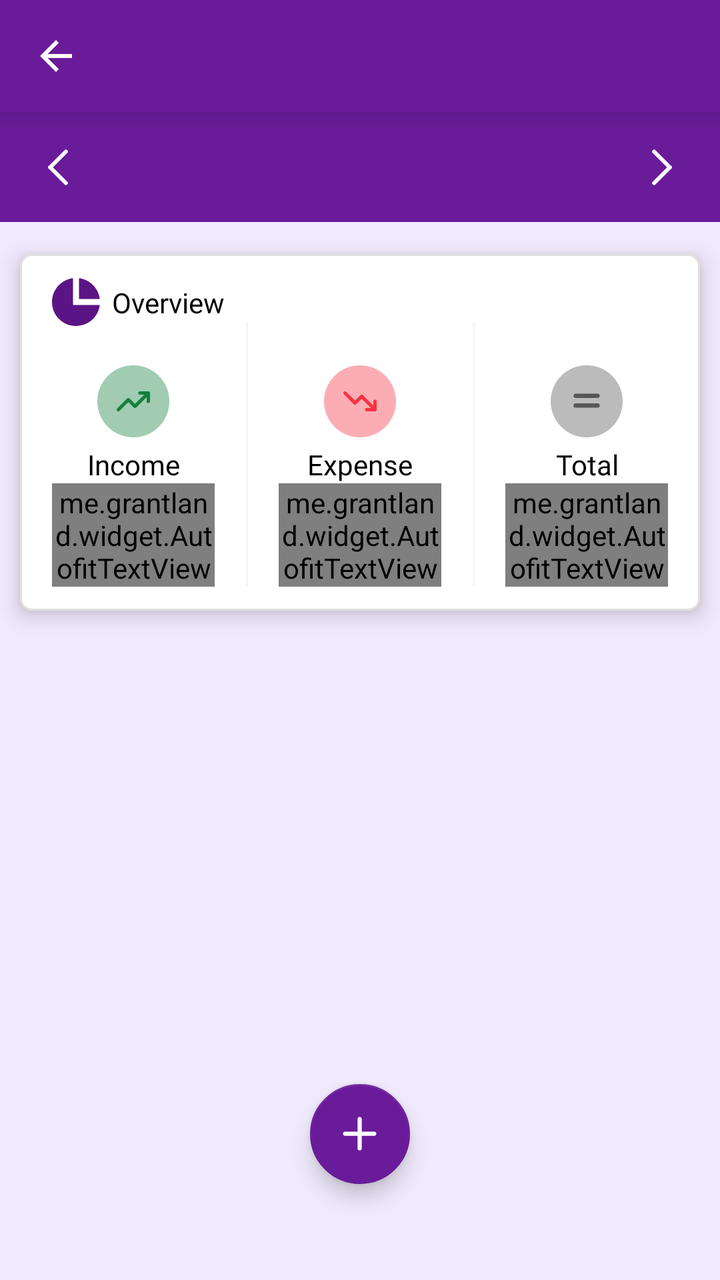
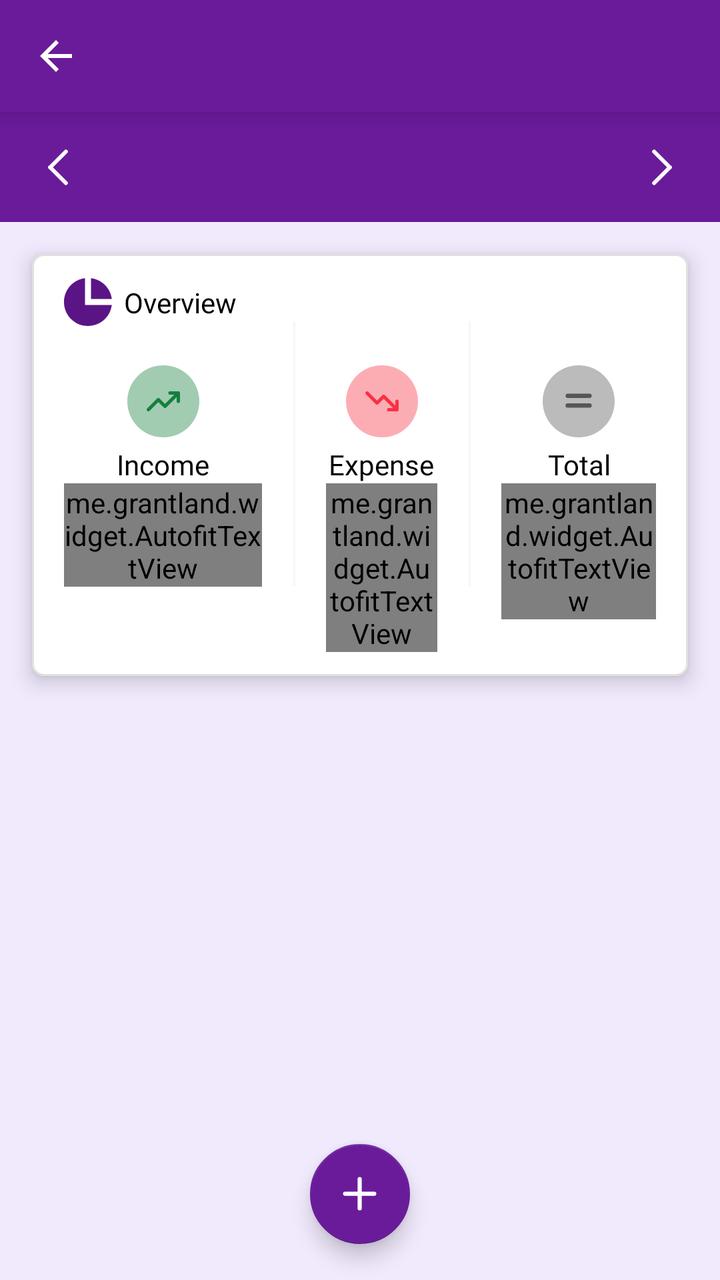

An Android layout rendered at two revisions. The XML below is the earlier revision; the diff shows what the commit changed to produce the second picture.
<!-- AndroidManifest.xml: application theme Theme.MoneyTracker -->
<!-- res/layout/activity_transaction_overview.xml -->
<?xml version="1.0" encoding="utf-8"?>
<androidx.constraintlayout.widget.ConstraintLayout xmlns:android="http://schemas.android.com/apk/res/android"
    xmlns:app="http://schemas.android.com/apk/res-auto"
    android:layout_width="match_parent"
    android:layout_height="match_parent"
    android:background="@color/app_light_background">

    <androidx.constraintlayout.widget.ConstraintLayout
        android:id="@+id/wrapper"
        android:layout_width="match_parent"
        android:layout_height="wrap_content"
        app:layout_constraintEnd_toEndOf="parent"
        app:layout_constraintStart_toStartOf="parent"
        app:layout_constraintTop_toTopOf="parent">

        <androidx.constraintlayout.widget.ConstraintLayout
            android:id="@+id/toolbarWrapper"
            android:layout_width="0dp"
            android:layout_height="wrap_content"
            android:background="@color/vibrant_orange"
            android:elevation="4dp"
            app:layout_constraintEnd_toEndOf="parent"
            app:layout_constraintStart_toStartOf="parent"
            app:layout_constraintTop_toTopOf="parent">

            <include layout="@layout/toolbar_back" />

            <androidx.constraintlayout.widget.ConstraintLayout
                android:id="@+id/dateWrapper"
                android:layout_width="0dp"
                android:layout_height="55dp"
                android:background="@color/vibrant_orange"
                app:layout_constraintEnd_toEndOf="parent"
                app:layout_constraintStart_toStartOf="parent"
                app:layout_constraintTop_toBottomOf="@+id/toolbarBack">

                <androidx.appcompat.widget.AppCompatImageView
                    android:id="@+id/ivPrevious"
                    android:layout_width="wrap_content"
                    android:layout_height="wrap_content"
                    android:layout_marginStart="@dimen/margin_8"
                    app:layout_constraintBottom_toBottomOf="parent"
                    app:layout_constraintStart_toStartOf="parent"
                    app:layout_constraintTop_toTopOf="parent"
                    app:srcCompat="@drawable/ic_previous"
                    app:tint="@color/white" />

                <androidx.appcompat.widget.AppCompatImageView
                    android:id="@+id/ivNext"
                    android:layout_width="wrap_content"
                    android:layout_height="wrap_content"
                    android:layout_marginEnd="@dimen/margin_8"
                    app:layout_constraintBottom_toBottomOf="parent"
                    app:layout_constraintEnd_toEndOf="parent"
                    app:layout_constraintTop_toTopOf="parent"
                    app:srcCompat="@drawable/ic_next"
                    app:tint="@color/white" />

                <androidx.appcompat.widget.AppCompatTextView
                    android:id="@+id/tvDate"
                    android:layout_width="wrap_content"
                    android:layout_height="wrap_content"
                    android:textColor="@color/white"
                    android:textSize="@dimen/text_18"
                    app:fontFamily="@font/exo2_semibold"
                    app:layout_constraintBottom_toBottomOf="parent"
                    app:layout_constraintEnd_toStartOf="@+id/ivNext"
                    app:layout_constraintStart_toEndOf="@+id/ivPrevious"
                    app:layout_constraintTop_toTopOf="parent" />
            </androidx.constraintlayout.widget.ConstraintLayout>

        </androidx.constraintlayout.widget.ConstraintLayout>
    </androidx.constraintlayout.widget.ConstraintLayout>

    <com.google.android.material.card.MaterialCardView
        android:id="@+id/overviewCard"
        android:layout_width="0dp"
        android:layout_height="wrap_content"
        android:layout_marginStart="@dimen/margin_10"
        android:layout_marginTop="@dimen/margin_16"
        android:layout_marginEnd="@dimen/margin_10"
        app:cardBackgroundColor="@color/white"
        app:cardCornerRadius="@dimen/corner_radius_6"
        app:cardElevation="@dimen/corner_elevation_6"
        app:layout_constraintEnd_toEndOf="parent"
        app:layout_constraintStart_toStartOf="parent"
        app:layout_constraintTop_toBottomOf="@id/wrapper"
        app:strokeColor="@color/grey_88"
        app:strokeWidth="1dp">

        <androidx.constraintlayout.widget.ConstraintLayout
            android:id="@+id/overviewWrapper"
            android:layout_width="match_parent"
            android:layout_height="wrap_content"
            android:layout_marginTop="@dimen/margin_12"
            android:layout_marginBottom="@dimen/margin_12"
            app:layout_constraintEnd_toEndOf="parent"
            app:layout_constraintStart_toStartOf="parent">

            <androidx.appcompat.widget.AppCompatImageView
                android:id="@+id/ivOverview"
                android:layout_width="24dp"
                android:layout_height="24dp"
                android:layout_marginStart="@dimen/margin_16"
                android:src="@drawable/ic_overview"
                app:layout_constraintStart_toStartOf="parent"
                app:layout_constraintTop_toTopOf="parent"
                app:tint="@color/primary_dark" />

            <androidx.appcompat.widget.AppCompatTextView
                android:id="@+id/overviewLabel"
                android:layout_width="wrap_content"
                android:layout_height="wrap_content"
                android:layout_marginStart="@dimen/margin_6"
                android:text="@string/overview"
                android:textColor="@color/black"
                android:textSize="@dimen/text_14"
                app:fontFamily="@font/exo2_bold"
                app:layout_constraintBottom_toBottomOf="@+id/ivOverview"
                app:layout_constraintStart_toEndOf="@+id/ivOverview"
                app:layout_constraintTop_toTopOf="@+id/ivOverview" />

            
            <androidx.constraintlayout.widget.Guideline
                android:id="@+id/guideline1"
                android:layout_width="wrap_content"
                android:layout_height="wrap_content"
                android:orientation="vertical"
                app:layout_constraintGuide_percent="0.3333" />

            
            <androidx.constraintlayout.widget.Guideline
                android:id="@+id/guideline2"
                android:layout_width="wrap_content"
                android:layout_height="wrap_content"
                android:orientation="vertical"
                app:layout_constraintGuide_percent="0.6666" />

            
            <androidx.appcompat.widget.AppCompatTextView
                android:id="@+id/incomeTitleLabel"
                android:layout_width="0dp"
                android:layout_height="wrap_content"
                android:layout_marginHorizontal="@dimen/margin_16"
                android:layout_marginTop="@dimen/margin_4"
                android:gravity="center"
                android:text="@string/income"
                android:textColor="@color/black"
                android:textSize="@dimen/text_14"
                app:fontFamily="@font/exo2_medium"
                app:layout_constraintEnd_toStartOf="@id/guideline1"
                app:layout_constraintStart_toStartOf="parent"
                app:layout_constraintTop_toBottomOf="@id/incomeImage" />

            <androidx.appcompat.widget.AppCompatImageView
                android:id="@+id/incomeImage"
                android:layout_width="36dp"
                android:layout_height="36dp"
                android:layout_marginTop="@dimen/margin_22"
                android:layout_marginBottom="@dimen/margin_4"
                android:background="@drawable/bg_circle_income"
                android:padding="@dimen/padding_8"
                android:scaleType="centerInside"
                app:layout_constraintEnd_toStartOf="@id/guideline1"
                app:layout_constraintStart_toStartOf="parent"
                app:layout_constraintTop_toBottomOf="@+id/overviewLabel"
                app:srcCompat="@drawable/ic_income"
                app:tint="@color/income" />

            <me.grantland.widget.AutofitTextView
                android:id="@+id/tvIncome"
                android:layout_width="0dp"
                android:layout_height="wrap_content"
                android:layout_marginHorizontal="@dimen/margin_16"
                android:fontFamily="@font/exo2_bold"
                android:gravity="center"
                android:textColor="@color/income"
                android:textSize="@dimen/text_16"
                app:layout_constraintEnd_toStartOf="@id/guideline1"
                app:layout_constraintStart_toStartOf="parent"
                app:layout_constraintTop_toBottomOf="@id/incomeTitleLabel"
                app:minTextSize="@dimen/text_10" />

            
            <androidx.appcompat.widget.AppCompatTextView
                android:id="@+id/expenseTitleLabel"
                android:layout_width="0dp"
                android:layout_height="wrap_content"
                android:layout_marginHorizontal="@dimen/margin_16"
                android:layout_marginTop="@dimen/margin_4"
                android:gravity="center"
                android:text="@string/expense"
                android:textColor="@color/black"
                android:textSize="@dimen/text_14"
                app:fontFamily="@font/exo2_medium"
                app:layout_constraintEnd_toStartOf="@id/guideline2"
                app:layout_constraintStart_toStartOf="@id/guideline1"
                app:layout_constraintTop_toBottomOf="@id/expenseImage" />

            <androidx.appcompat.widget.AppCompatImageView
                android:id="@+id/expenseImage"
                android:layout_width="36dp"
                android:layout_height="36dp"
                android:layout_marginTop="@dimen/margin_22"
                android:layout_marginBottom="@dimen/margin_4"
                android:background="@drawable/bg_circle_expense"
                android:padding="@dimen/padding_8"
                android:scaleType="centerInside"
                app:layout_constraintEnd_toStartOf="@id/guideline2"
                app:layout_constraintStart_toStartOf="@id/guideline1"
                app:layout_constraintTop_toBottomOf="@+id/overviewLabel"
                app:srcCompat="@drawable/ic_expense"
                app:tint="@color/expense" />

            <me.grantland.widget.AutofitTextView
                android:id="@+id/tvExpense"
                android:layout_width="0dp"
                android:layout_height="wrap_content"
                android:layout_marginHorizontal="@dimen/margin_16"
                android:fontFamily="@font/exo2_bold"
                android:gravity="center"
                android:textColor="@color/expense"
                android:textSize="@dimen/text_16"
                app:layout_constraintEnd_toStartOf="@id/guideline2"
                app:layout_constraintStart_toStartOf="@id/guideline1"
                app:layout_constraintTop_toBottomOf="@id/expenseTitleLabel"
                app:minTextSize="@dimen/text_10" />

            
            <androidx.appcompat.widget.AppCompatTextView
                android:id="@+id/totalTitleLabel"
                android:layout_width="0dp"
                android:layout_height="wrap_content"
                android:layout_marginHorizontal="@dimen/margin_16"
                android:layout_marginTop="@dimen/margin_4"
                android:gravity="center"
                android:text="@string/total"
                android:textColor="@color/black"
                android:textSize="@dimen/text_14"
                app:fontFamily="@font/exo2_medium"
                app:layout_constraintEnd_toEndOf="parent"
                app:layout_constraintStart_toStartOf="@id/guideline2"
                app:layout_constraintTop_toBottomOf="@id/totalImage" />

            <androidx.appcompat.widget.AppCompatImageView
                android:id="@+id/totalImage"
                android:layout_width="36dp"
                android:layout_height="36dp"
                android:layout_marginTop="@dimen/margin_22"
                android:layout_marginBottom="@dimen/margin_4"
                android:background="@drawable/bg_circle_equal"
                android:padding="@dimen/padding_8"
                android:scaleType="centerInside"
                app:layout_constraintEnd_toEndOf="parent"
                app:layout_constraintStart_toStartOf="@id/guideline2"
                app:layout_constraintTop_toBottomOf="@+id/overviewLabel"
                app:srcCompat="@drawable/ic_equal"
                app:tint="@color/dark_grey" />

            <me.grantland.widget.AutofitTextView
                android:id="@+id/tvTotal"
                android:layout_width="0dp"
                android:layout_height="wrap_content"
                android:layout_marginHorizontal="@dimen/margin_16"
                android:fontFamily="@font/exo2_bold"
                android:gravity="center"
                android:textColor="@color/dark_grey"
                android:textSize="@dimen/text_16"
                app:layout_constraintEnd_toEndOf="parent"
                app:layout_constraintStart_toStartOf="@id/guideline2"
                app:layout_constraintTop_toBottomOf="@id/totalTitleLabel"
                app:minTextSize="@dimen/text_10" />

            
            <View
                android:layout_width="1dp"
                android:layout_height="0dp"
                android:background="@color/light_grey"
                app:layout_constraintBottom_toBottomOf="@id/tvIncome"
                app:layout_constraintEnd_toEndOf="@id/guideline1"
                app:layout_constraintStart_toStartOf="@id/guideline1"
                app:layout_constraintTop_toBottomOf="@id/overviewLabel" />

            
            <View
                android:layout_width="1dp"
                android:layout_height="0dp"
                android:background="@color/light_grey"
                app:layout_constraintBottom_toBottomOf="@id/tvIncome"
                app:layout_constraintEnd_toEndOf="@id/guideline2"
                app:layout_constraintStart_toStartOf="@id/guideline2"
                app:layout_constraintTop_toBottomOf="@id/overviewLabel" />
        </androidx.constraintlayout.widget.ConstraintLayout>
    </com.google.android.material.card.MaterialCardView>

    <androidx.recyclerview.widget.RecyclerView
        android:id="@+id/rvTransactions"
        android:layout_width="0dp"
        android:layout_height="0dp"
        android:layout_marginTop="@dimen/margin_8"
        android:clipToPadding="false"
        android:visibility="gone"
        android:paddingBottom="16dp"
        app:layout_constraintBottom_toBottomOf="parent"
        app:layout_constraintEnd_toEndOf="parent"
        app:layout_constraintStart_toStartOf="parent"
        app:layout_constraintTop_toBottomOf="@id/overviewCard" />

    <androidx.constraintlayout.widget.ConstraintLayout
        android:id="@+id/emptyWrapper"
        android:layout_width="wrap_content"
        android:layout_height="wrap_content"
        android:visibility="gone"
        app:layout_constraintBottom_toBottomOf="parent"
        app:layout_constraintEnd_toEndOf="parent"
        app:layout_constraintStart_toStartOf="parent"
        app:layout_constraintTop_toBottomOf="@+id/overviewCard">

        <androidx.appcompat.widget.AppCompatImageView
            android:id="@+id/ivEmpty"
            android:layout_width="160dp"
            android:layout_height="160dp"
            android:src="?attr/emptyRecord"
            app:layout_constraintBottom_toBottomOf="parent"
            app:layout_constraintEnd_toEndOf="parent"
            app:layout_constraintStart_toStartOf="parent"
            app:layout_constraintTop_toTopOf="parent" />

        <androidx.appcompat.widget.AppCompatTextView
            android:id="@+id/emptyTitleLabel"
            android:layout_width="wrap_content"
            android:layout_height="wrap_content"
            android:layout_marginTop="@dimen/margin_8"
            android:fontFamily="@font/exo2_bold"
            android:text="@string/no_transaction"
            android:textColor="@color/text_primary"
            android:textSize="@dimen/text_24"
            app:layout_constraintEnd_toEndOf="parent"
            app:layout_constraintStart_toStartOf="parent"
            app:layout_constraintTop_toBottomOf="@+id/ivEmpty" />
    </androidx.constraintlayout.widget.ConstraintLayout>

    <com.google.android.material.floatingactionbutton.FloatingActionButton
        android:id="@+id/fabAddTransaction"
        android:layout_width="wrap_content"
        android:layout_height="wrap_content"
        android:layout_marginBottom="@dimen/margin_30"
        android:contentDescription="@string/app_name"
        android:src="@drawable/ic_add"
        app:backgroundTint="@color/vibrant_orange"
        app:fabCustomSize="50dp"
        app:layout_constraintStart_toStartOf="parent"
        app:layout_constraintBottom_toBottomOf="parent"
        app:layout_constraintEnd_toEndOf="parent"
        app:maxImageSize="25dp"
        app:shapeAppearanceOverlay="@style/FabCircleShape"
        app:tint="@color/white"
        app:useCompatPadding="true"/>
</androidx.constraintlayout.widget.ConstraintLayout>
<!-- res/layout/toolbar_back.xml (included above) -->
<?xml version="1.0" encoding="utf-8"?>
<androidx.appcompat.widget.Toolbar xmlns:android="http://schemas.android.com/apk/res/android"
    xmlns:app="http://schemas.android.com/apk/res-auto"
    android:id="@+id/toolbarBack"
    android:layout_width="match_parent"
    android:layout_height="wrap_content"
    android:background="@color/vibrant_orange"
    android:elevation="@dimen/corner_elevation_8"
    app:contentInsetEnd="0dp"
    app:contentInsetLeft="0dp"
    app:contentInsetRight="0dp"
    app:contentInsetStart="0dp"
    app:popupTheme="@style/ThemeOverlay.AppCompat.Light">

    <androidx.constraintlayout.widget.ConstraintLayout
        android:layout_width="match_parent"
        android:layout_height="match_parent">

        
        <androidx.appcompat.widget.AppCompatImageView
            android:id="@+id/icBack"
            android:layout_width="wrap_content"
            android:layout_height="wrap_content"
            android:padding="@dimen/padding_16"
            android:src="@drawable/ic_back"
            app:layout_constraintBottom_toBottomOf="parent"
            app:layout_constraintStart_toStartOf="parent"
            app:layout_constraintTop_toTopOf="parent"
            app:tint="@color/white" />

        
        <androidx.appcompat.widget.AppCompatTextView
            android:id="@+id/tvTitle"
            android:layout_width="wrap_content"
            android:layout_height="wrap_content"
            android:fontFamily="@font/exo2_semibold"
            android:textColor="@color/white"
            android:textSize="@dimen/text_18"
            app:layout_constraintBottom_toBottomOf="parent"
            app:layout_constraintStart_toEndOf="@id/icBack"
            app:layout_constraintTop_toTopOf="parent" />

        
        <androidx.appcompat.widget.AppCompatTextView
            android:id="@+id/tvSave"
            android:layout_width="wrap_content"
            android:layout_height="wrap_content"
            android:layout_marginEnd="@dimen/margin_20"
            android:fontFamily="@font/exo2_semibold"
            android:text="@string/save"
            android:textAllCaps="true"
            android:textColor="@color/white"
            android:textSize="@dimen/text_16"
            android:visibility="gone"
            app:layout_constraintBottom_toBottomOf="parent"
            app:layout_constraintEnd_toEndOf="parent"
            app:layout_constraintTop_toTopOf="parent" />

        
        <androidx.appcompat.widget.AppCompatImageView
            android:id="@+id/ivAdd"
            android:layout_width="wrap_content"
            android:layout_height="wrap_content"
            android:layout_marginEnd="@dimen/margin_20"
            android:fontFamily="@font/exo2_semibold"
            android:src="@drawable/ic_add"
            android:visibility="gone"
            app:layout_constraintBottom_toBottomOf="parent"
            app:layout_constraintEnd_toEndOf="parent"
            app:layout_constraintTop_toTopOf="parent"
            app:tint="@color/white" />

        
        <androidx.appcompat.widget.AppCompatImageView
            android:id="@+id/ivDelete"
            android:layout_width="wrap_content"
            android:layout_height="wrap_content"
            android:layout_marginEnd="@dimen/margin_12"
            android:src="@drawable/ic_delete"
            android:visibility="gone"
            app:layout_constraintBottom_toBottomOf="parent"
            app:layout_constraintEnd_toEndOf="parent"
            app:layout_constraintTop_toTopOf="parent"
            app:tint="@color/white" />

        
        <androidx.appcompat.widget.AppCompatImageView
            android:id="@+id/ivEdit"
            android:layout_width="wrap_content"
            android:layout_height="wrap_content"
            android:layout_marginEnd="@dimen/margin_10"
            android:src="@drawable/ic_edit"
            android:visibility="gone"
            app:layout_constraintBottom_toBottomOf="parent"
            app:layout_constraintEnd_toStartOf="@id/ivDelete"
            app:layout_constraintTop_toTopOf="parent"
            app:tint="@color/white" />

        
        <androidx.appcompat.widget.AppCompatImageView
            android:id="@+id/ivCalendar"
            android:layout_width="24dp"
            android:layout_height="24dp"
            android:layout_marginEnd="@dimen/margin_24"
            android:src="@drawable/ic_calendar_menu"
            android:visibility="gone"
            app:layout_constraintBottom_toBottomOf="parent"
            app:layout_constraintEnd_toEndOf="parent"
            app:layout_constraintTop_toTopOf="parent"
            app:tint="@color/white" />

        
        <androidx.appcompat.widget.AppCompatImageView
            android:id="@+id/ivAttach"
            android:layout_width="24dp"
            android:layout_height="24dp"
            android:layout_marginEnd="@dimen/margin_24"
            android:src="@drawable/ic_attach"
            android:visibility="gone"
            app:layout_constraintBottom_toBottomOf="parent"
            app:layout_constraintEnd_toEndOf="parent"
            app:layout_constraintTop_toTopOf="parent"
            app:tint="@color/white" />
    </androidx.constraintlayout.widget.ConstraintLayout>
</androidx.appcompat.widget.Toolbar>
<!-- resources referenced by this layout -->
<resources>
  <color name="app_light_background">#8CE6D9FC</color>
  <color name="black">#FF000000</color>
  <color name="dark_grey">#565656</color>
  <color name="expense">#f73242</color>
  <color name="grey_88">#E0E0E0</color>
  <color name="income">#15803D</color>
  <color name="light_grey">#F6F6F6</color>
  <color name="primary_dark">#FF5B1485</color>
  <color name="text_primary">#24134E</color>
  <color name="vibrant_orange">#FF6A1B9A</color>
  <color name="white">#FFFFFFFF</color>
  <dimen name="corner_elevation_6">6dp</dimen>
  <dimen name="corner_elevation_8">8dp</dimen>
  <dimen name="corner_radius_6">6dp</dimen>
  <dimen name="margin_10">10dp</dimen>
  <dimen name="margin_12">12dp</dimen>
  <dimen name="margin_16">16dp</dimen>
  <dimen name="margin_20">20dp</dimen>
  <dimen name="margin_22">22dp</dimen>
  <dimen name="margin_24">24dp</dimen>
  <dimen name="margin_30">30dp</dimen>
  <dimen name="margin_4">4dp</dimen>
  <dimen name="margin_6">6dp</dimen>
  <dimen name="margin_8">8dp</dimen>
  <dimen name="padding_16">16dp</dimen>
  <dimen name="padding_8">8dp</dimen>
  <dimen name="text_10">10sp</dimen>
  <dimen name="text_14">14sp</dimen>
  <dimen name="text_16">16sp</dimen>
  <dimen name="text_18">18sp</dimen>
  <dimen name="text_24">24sp</dimen>
  <!-- drawable bg_circle_equal (drawable) -->
  <?xml version="1.0" encoding="utf-8"?>
  <shape xmlns:android="http://schemas.android.com/apk/res/android"
      android:shape="oval">
      <solid android:color="#66565656"/>
  </shape>
  <!-- drawable bg_circle_expense (drawable) -->
  <?xml version="1.0" encoding="utf-8"?>
  <shape xmlns:android="http://schemas.android.com/apk/res/android"
      android:shape="oval">
      <solid android:color="#66f73242"/>
  </shape>
  <!-- drawable bg_circle_income (drawable) -->
  <?xml version="1.0" encoding="utf-8"?>
  <shape xmlns:android="http://schemas.android.com/apk/res/android"
      android:shape="oval">
      <solid android:color="#6615803D"/>
  </shape>
  <!-- drawable ic_expense (drawable) -->
  <vector xmlns:android="http://schemas.android.com/apk/res/android" android:height="32dp" android:viewportHeight="24" android:viewportWidth="24" android:width="32dp">
        
      <path android:fillColor="#00000000" android:pathData="M3,7L9,13L13,9L21,17M21,17V12M21,17H16" android:strokeColor="#000000" android:strokeLineCap="round" android:strokeLineJoin="round" android:strokeWidth="2"/>
      
  </vector>
  <!-- drawable ic_income (drawable) -->
  <vector xmlns:android="http://schemas.android.com/apk/res/android" android:height="32dp" android:viewportHeight="24" android:viewportWidth="24" android:width="32dp">
        
      <path android:fillColor="#00000000" android:pathData="M3,17L9,11L13,15L21,7M21,7V12M21,7H16" android:strokeColor="#000000" android:strokeLineCap="round" android:strokeLineJoin="round" android:strokeWidth="2"/>
      
  </vector>
  <string name="app_name">Expenixo</string>
  <string name="expense">Expense</string>
  <string name="income">Income</string>
  <string name="no_transaction">No transactions yet</string>
  <string name="overview">Overview</string>
  <string name="save">Save</string>
  <string name="total">Total</string>
  <style name="FabCircleShape">
          <item name="cornerFamily">rounded</item>
          <item name="cornerSize">50%</item>
      </style>
  <color name="azure_blue">#FF2563EB</color>
  <color name="emerald_green">#FF10B981</color>
  <color name="teal">#FF03DAC5</color>
  <color name="dark_teal">#FF018786</color>
  <!-- drawable empty_goal: vector/xml drawable (drawable, 2350 chars, omitted) -->
  <!-- unchanged entries left out for length: 19 -->
</resources>

<!-- the commit's change to res/layout/activity_transaction_overview.xml (unified diff, before → after) -->
@@ -1,6 +1,7 @@
 <?xml version="1.0" encoding="utf-8"?>
 <androidx.constraintlayout.widget.ConstraintLayout xmlns:android="http://schemas.android.com/apk/res/android"
     xmlns:app="http://schemas.android.com/apk/res-auto"
+    android:id="@+id/rootView"
     android:layout_width="match_parent"
     android:layout_height="match_parent"
     android:background="@color/app_light_background">
@@ -76,9 +77,9 @@
         android:id="@+id/overviewCard"
         android:layout_width="0dp"
         android:layout_height="wrap_content"
-        android:layout_marginStart="@dimen/margin_10"
+        android:layout_marginStart="@dimen/margin_16"
         android:layout_marginTop="@dimen/margin_16"
-        android:layout_marginEnd="@dimen/margin_10"
+        android:layout_marginEnd="@dimen/margin_16"
         app:cardBackgroundColor="@color/white"
         app:cardCornerRadius="@dimen/corner_radius_6"
         app:cardElevation="@dimen/corner_elevation_6"
@@ -126,7 +127,7 @@
                 android:layout_width="wrap_content"
                 android:layout_height="wrap_content"
                 android:orientation="vertical"
-                app:layout_constraintGuide_percent="0.3333" />
+                app:layout_constraintGuide_begin="131dp" />
 
             
             <androidx.constraintlayout.widget.Guideline
@@ -299,8 +300,8 @@
         android:layout_height="0dp"
         android:layout_marginTop="@dimen/margin_8"
         android:clipToPadding="false"
+        android:paddingBottom="16dp"
         android:visibility="gone"
-        android:paddingBottom="16dp"
         app:layout_constraintBottom_toBottomOf="parent"
         app:layout_constraintEnd_toEndOf="parent"
         app:layout_constraintStart_toStartOf="parent"
@@ -344,18 +345,17 @@
         android:id="@+id/fabAddTransaction"
         android:layout_width="wrap_content"
         android:layout_height="wrap_content"
-        android:layout_marginBottom="@dimen/margin_30"
         android:contentDescription="@string/app_name"
         android:src="@drawable/ic_add"
         app:backgroundTint="@color/vibrant_orange"
         app:fabCustomSize="50dp"
-        app:layout_constraintStart_toStartOf="parent"
         app:layout_constraintBottom_toBottomOf="parent"
         app:layout_constraintEnd_toEndOf="parent"
+        app:layout_constraintStart_toStartOf="parent"
         app:maxImageSize="25dp"
         app:shapeAppearanceOverlay="@style/FabCircleShape"
         app:tint="@color/white"
-        app:useCompatPadding="true"/>
+        app:useCompatPadding="true" />
 </androidx.constraintlayout.widget.ConstraintLayout>
 <!-- res/layout/toolbar_back.xml (included above) -->
 <?xml version="1.0" encoding="utf-8"?>
<!-- resource entries referenced after the edit -->
@@ -20,7 +20,6 @@
   <dimen name="margin_20">20dp</dimen>
   <dimen name="margin_22">22dp</dimen>
   <dimen name="margin_24">24dp</dimen>
-  <dimen name="margin_30">30dp</dimen>
   <dimen name="margin_4">4dp</dimen>
   <dimen name="margin_6">6dp</dimen>
   <dimen name="margin_8">8dp</dimen>
@@ -76,7 +75,7 @@
   <color name="emerald_green">#FF10B981</color>
   <color name="teal">#FF03DAC5</color>
   <color name="dark_teal">#FF018786</color>
-  <!-- drawable empty_goal: vector/xml drawable (drawable, 2350 chars, omitted) -->
+  <!-- drawable empty_goal: vector/xml drawable (drawable, 2685 chars, omitted) -->
   <!-- unchanged entries left out for length: 19 -->
 </resources>
 
